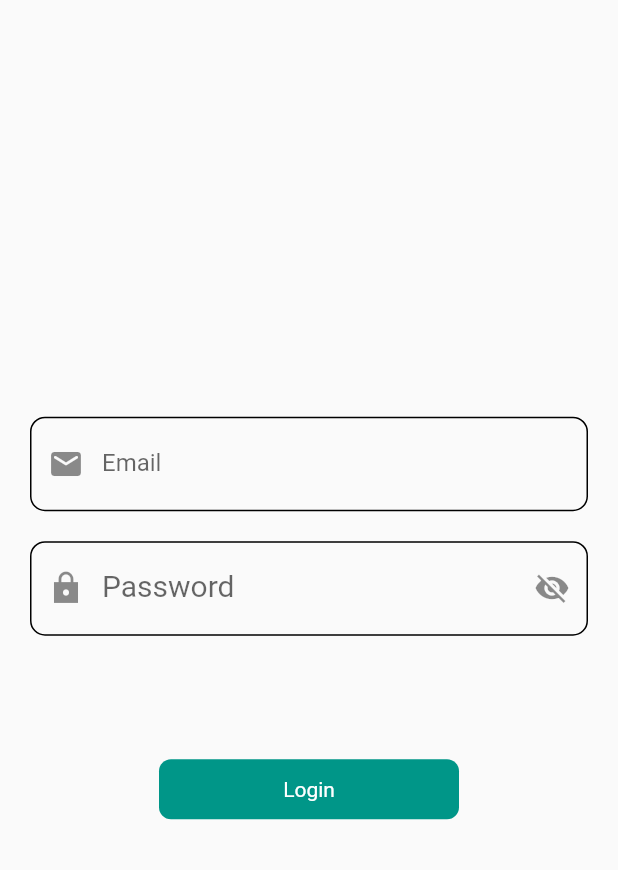
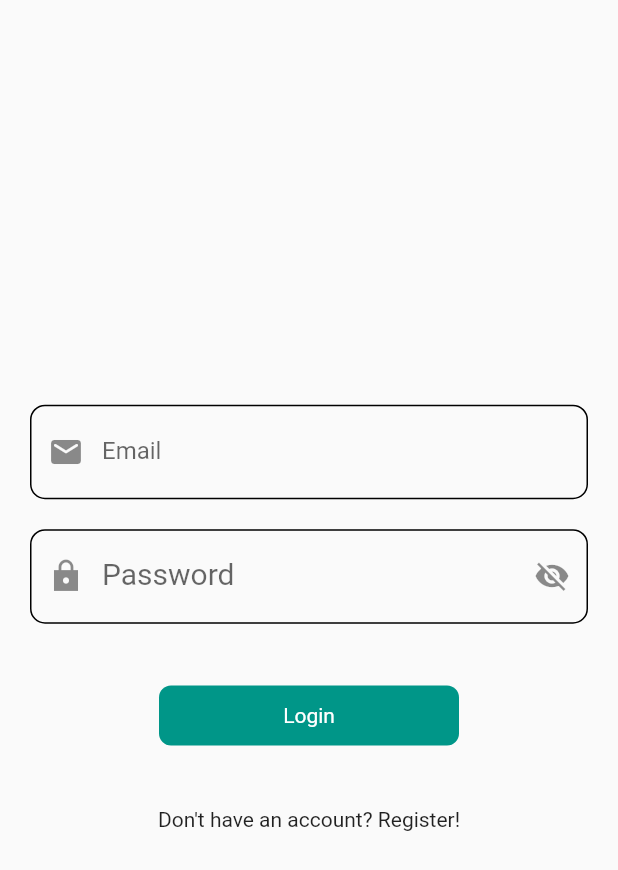
Before and after one commit to bishalchalise/mvvmArchitecture, a Flutter app: the screen it shows after launch, on a phone screen of 412 x 824 dp. Shown: the top 870 px of the screen. Run offline on Flutter 3.47's test engine with Material 2 defaults, Android fonts, the phone set to English and light mode, and no system bars; our stand-ins replace another_flushbar, fluttertoast, shared_preferences.

Commit message:
mvvm final

```diff
--- a/lib/main.dart
+++ b/lib/main.dart
@@ -2,6 +2,7 @@ import 'package:flutter/material.dart';
 import 'package:mvvm/utils/routes/route_names.dart';
 import 'package:mvvm/utils/routes/routes.dart';
 import 'package:mvvm/view_model/auth_view_model.dart';
+import 'package:mvvm/view_model/user_view_model.dart';
 import 'package:provider/provider.dart';
 
 void main() {
@@ -19,13 +20,17 @@ class MyApp extends StatelessWidget {
         ChangeNotifierProvider(
           create: (context) => AuthViewModel(),
         ),
+
+           ChangeNotifierProvider(
+          create: (context) => UserViewModel(),
+        ),
       ],
       child: MaterialApp(
         title: 'Flutter Demo',
         theme: ThemeData(
           primarySwatch: Colors.blue,
         ),
-        initialRoute: RouteNames.home,
+        initialRoute: RouteNames.splash,
         onGenerateRoute: Routes.generateRotue,
       ),
     );
--- /dev/null
+++ b/lib/model/user_model.dart
@@ -0,0 +1,25 @@
+// To parse this JSON data, do
+//
+//     final userModel = userModelFromJson(jsonString);
+
+import 'dart:convert';
+
+UserModel userModelFromJson(String str) => UserModel.fromJson(json.decode(str));
+
+String userModelToJson(UserModel data) => json.encode(data.toJson());
+
+class UserModel {
+    UserModel({
+        required this.token,
+    });
+
+    final String token;
+
+    factory UserModel.fromJson(Map<String, dynamic> json) => UserModel(
+        token: json["token"],
+    );
+
+    Map<String, dynamic> toJson() => {
+        "token": token,
+    };
+}
--- a/lib/res/components/round_botton.dart
+++ b/lib/res/components/round_botton.dart
@@ -29,8 +29,8 @@ class RoundBotton extends StatelessWidget {
                 ? const CircularProgressIndicator(
 
                   color: AppColors.whiteColor,)
-                : const Text(
-                    'Login',
+                :  Text(
+                    title,
                     style: TextStyle(color: AppColors.whiteColor),
                   )),
       ),
--- a/lib/utils/routes/route_names.dart
+++ b/lib/utils/routes/route_names.dart
@@ -1,5 +1,7 @@
 class RouteNames {
-  static const String home = 'login_screen';
+  static const String login = 'login_screen';
   static const String register = 'register_screen';
+   static const String home = 'home_screen';
+   static const String splash = 'splash_screen';
 
 }
--- a/lib/utils/routes/routes.dart
+++ b/lib/utils/routes/routes.dart
@@ -1,17 +1,26 @@
 import 'package:flutter/material.dart';
 import 'package:mvvm/utils/routes/route_names.dart';
+import 'package:mvvm/view/screens/home_screen.dart';
 import 'package:mvvm/view/screens/login_screen.dart';
 import 'package:mvvm/view/screens/register_screen.dart';
+import 'package:mvvm/view/screens/splash_screen.dart';
 
 class Routes {
   static Route<dynamic> generateRotue(RouteSettings settings) {
     switch (settings.name) {
-      case RouteNames.home:
+      case RouteNames.login:
         return MaterialPageRoute(
             builder: (BuildContext context) => const LoginScreen());
       case RouteNames.register:
         return MaterialPageRoute(
             builder: (BuildContext context) => const RegisterScreen());
+       case RouteNames.home:
+        return MaterialPageRoute(
+            builder: (BuildContext context) => const HomeScreen());
+         case RouteNames.splash:
+        return MaterialPageRoute(
+            builder: (BuildContext context) => const SplashScreen());
+
 
       default:
         return MaterialPageRoute(builder: (_) {
--- a/lib/view/screens/login_screen.dart
+++ b/lib/view/screens/login_screen.dart
@@ -1,5 +1,6 @@
 import 'package:flutter/material.dart';
 import 'package:mvvm/res/components/round_botton.dart';
+import 'package:mvvm/utils/routes/route_names.dart';
 import 'package:mvvm/utils/utils.dart';
 import 'package:mvvm/view_model/auth_view_model.dart';
 import 'package:provider/provider.dart';
@@ -17,6 +18,16 @@ class _LoginScreenState extends State<LoginScreen> {
   TextEditingController _passwordController = TextEditingController();
   FocusNode emailFocusNode = FocusNode();
   FocusNode passwordFocusNode = FocusNode();
+
+  @override
+  void dispose() {
+    super.dispose();
+    _emailController.dispose();
+    _passwordController.dispose();
+    emailFocusNode.dispose();
+    passwordFocusNode.dispose();
+    _obscurePassword.dispose();
+  }
 
   @override
   Widget build(BuildContext context) {
@@ -93,10 +104,10 @@ class _LoginScreenState extends State<LoginScreen> {
                 },
               ),
               SizedBox(
-                height: height * .1,
+                height: height * .05,
               ),
               RoundBotton(
-                loading: authVm.isLoading,
+                  loading: authVm.isLoading,
                   title: 'Login',
                   onPress: () {
                     if (_emailController.text.isEmpty |
@@ -110,13 +121,21 @@ class _LoginScreenState extends State<LoginScreen> {
                           context, 'Password length cannot be less than  6');
                     } else {
                       Map data = {
-                        "email" : _emailController.text.toString(),
-                        "password" : _passwordController.text.toString(),
+                        "email": _emailController.text.toString(),
+                        "password": _passwordController.text.toString(),
                       };
                       authVm.loginApi(data, context);
                       print("Api has been Hit");
                     }
                   }),
+              SizedBox(
+                height: height * .05,
+              ),
+              InkWell(
+                  onTap: () {
+                    Navigator.pushNamed(context, RouteNames.register);
+                  },
+                  child: const Text("Don't have an account? Register!")),
             ],
           ),
         ),
--- a/pubspec.yaml
+++ b/pubspec.yaml
@@ -39,6 +39,7 @@ dependencies:
   http: ^0.13.5
   another_flushbar: ^1.12.29
   provider: ^6.0.5
+  shared_preferences: ^2.0.18
 
 dev_dependencies:
   flutter_test:
```
Also changed, not shown: lib/view/screens/home_screen.dart (added, +37 -0 lines), lib/view/screens/register_screen.dart (+121 -13 lines), lib/view/screens/splash_screen.dart (added, +34 -0 lines), lib/view_model/auth_view_model.dart (+30 -2 lines), lib/view_model/services/splash_services.dart (added, +28 -0 lines), lib/view_model/user_view_model.dart (added, +25 -0 lines), pubspec.lock, 1 other file.
